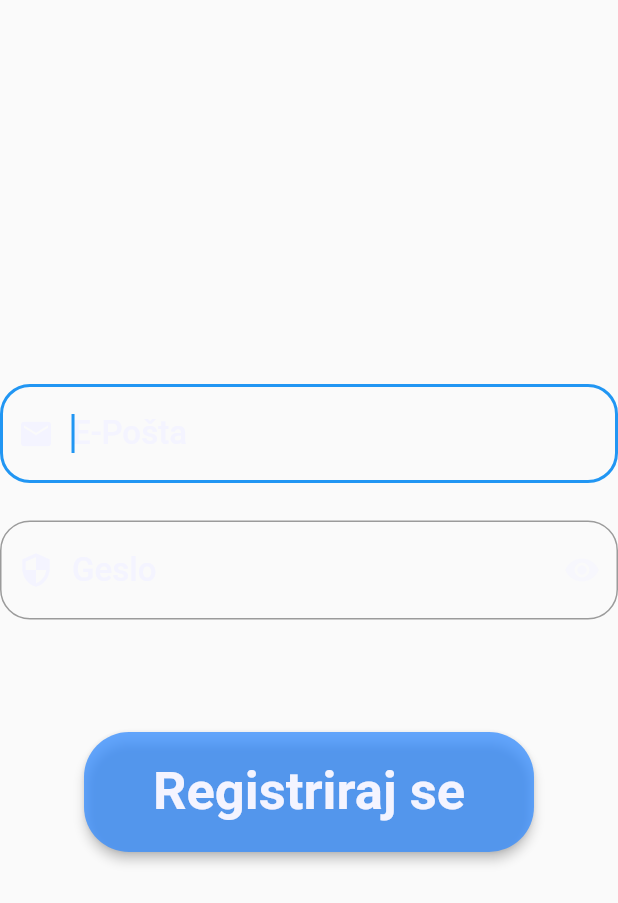
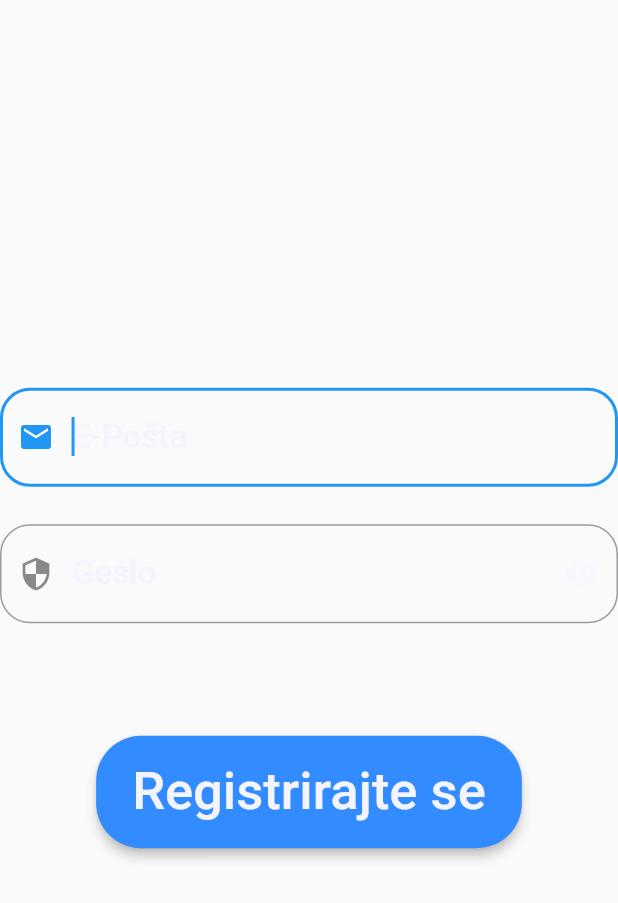
Before and after one commit to MerceneX/ShooDar, a Flutter app: the RegisterForm widget shown alone on an empty page, opened directly, on a phone screen of 412 x 824 dp. Shown: the top 903 px of the screen. Run offline on Flutter 3.47's test engine with Material 2 defaults, Android fonts, the phone set to English and light mode, and no system bars; our stand-ins replace bloc, cloud_firestore, dartz, data_connection_checker, equatable, firebase_auth and 8 more; accounts and stored records are empty; Roboto replaces fonts that are missing (Georgia, Hind); statements that could not run were skipped.

Commit message:
Moved as much styling to the theme as possible

```diff
--- a/src/lib/features/user/presentation/widgets/register_controls.dart
+++ b/src/lib/features/user/presentation/widgets/register_controls.dart
@@ -42,17 +42,10 @@ class _RegisterFormState extends State<RegisterForm> {
                     },
                     keyboardType: TextInputType.emailAddress,
                     decoration: InputDecoration(
-                        fillColor: Theme.of(context).textTheme.headline2.color,
-                        border: OutlineInputBorder(
-                          borderRadius: BorderRadius.circular(20),
-                        ),
                         hintText: 'E-Pošta',
-                        hintStyle: TextStyle(
-                            color: Theme.of(context).textTheme.headline2.color),
                         errorText: null,
                         prefixIcon: Icon(
                           Icons.email,
-                          color: Theme.of(context).textTheme.headline2.color,
                         )),
                     style: Theme.of(context).textTheme.bodyText1,
                     autofocus: true,
@@ -62,15 +55,11 @@ class _RegisterFormState extends State<RegisterForm> {
                 controller: controllerPassword,
                 obscureText: _obscureText,
                 decoration: InputDecoration(
-                    border: OutlineInputBorder(
-                      borderRadius: BorderRadius.circular(20),
+                    hintText: 'Geslo',
+                    errorText: null,
+                    prefixIcon: Icon(
+                      Icons.security,
                     ),
-                    hintText: 'Geslo',
-                    hintStyle: TextStyle(
-                        color: Theme.of(context).textTheme.headline2.color),
-                    errorText: null,
-                    prefixIcon: Icon(Icons.security,
-                        color: Theme.of(context).textTheme.headline2.color),
                     suffixIcon: GestureDetector(
                       child: Icon(
                         Icons.remove_red_eye,
@@ -92,23 +81,22 @@ class _RegisterFormState extends State<RegisterForm> {
               ),
               Padding(
                   padding: EdgeInsets.only(top: 75),
-                  child: ButtonTheme(
-                      minWidth: 300,
-                      height: 80.0,
-                      child: RaisedButton(
-                          highlightElevation: 1.0,
-                          splashColor: Theme.of(context).primaryColor,
-                          highlightColor: Theme.of(context).primaryColor,
-                          elevation: 3.0,
-                          color:
-                              Theme.of(context).primaryColor.withOpacity(0.75),
-                          shape: RoundedRectangleBorder(
-                              borderRadius: new BorderRadius.circular(30.0)),
-                          child: Text(
-                            "Registriraj se",
-                            style: Theme.of(context).textTheme.headline2,
-                          ),
-                          onPressed: () => dispatchRegister())))
+                  child: MaterialButton(
+                      highlightElevation: 1.0,
+                      elevation: 3.0,
+                      height: 75,
+                      color: Theme.of(context).primaryColor,
+                      child: Text(
+                        "Registrirajte se",
+                        style: new TextStyle(
+                            fontSize: 35,
+                            color: Theme.of(context).textTheme.bodyText1.color,
+                            fontFamily: Theme.of(context)
+                                .textTheme
+                                .bodyText1
+                                .fontFamily),
+                      ),
+                      onPressed: () => dispatchRegister()))
             ]));
   }
 
```
Also changed, not shown: src/lib/core/ui/themes/themes.dart (+20 -0 lines), src/lib/features/user/presentation/widgets/login_controls.dart (+20 -32 lines).
